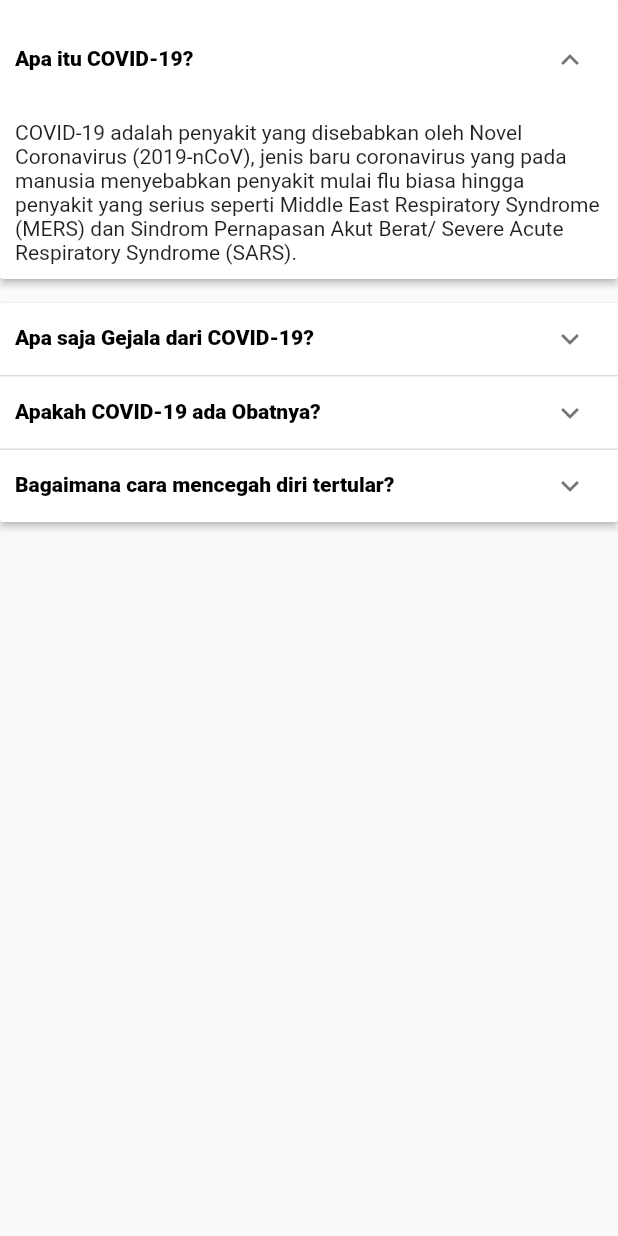
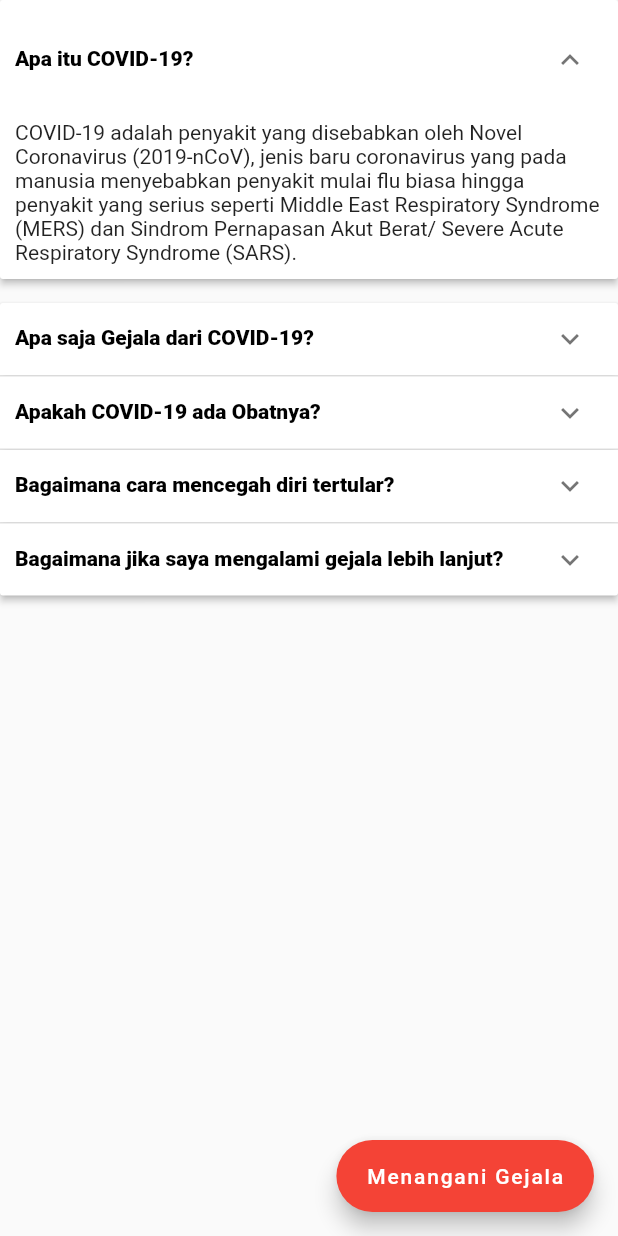
Before and after one commit to iqbalarauf/SocmedCovidTracker, a Flutter app: the InfoCovid screen opened directly, after a tap on the "expand more" icon, on a phone screen of 412 x 824 dp. Run offline on Flutter 3.47's test engine with Material 2 defaults, Android fonts, the phone set to English and light mode, and no system bars; our stand-ins replace firebase_auth, firebase_core; accounts and stored records are empty.

Commit message:
Menambahkan floating button untuk menu Penanganan

```diff
--- a/lib/infoCovid.dart
+++ b/lib/infoCovid.dart
@@ -26,7 +26,11 @@ class _InfoCovidState extends State<InfoCovid> {
     ExpansionItem(
         header: "Bagaimana cara mencegah diri tertular?",
         body:
-            "Seseorang dapat terinfeksi dari penderita COVID-19. Penyakit ini dapat menyebar melalui tetesan kecil (droplet) dari hidung atau mulut pada saat batuk atau bersin. Droplet tersebut kemudian jatuh pada benda di sekitarnya. Kemudian jika ada orang lain menyentuh benda yang sudah terkontaminasi dengan droplet tersebut, lalu orang itu menyentuh mata, hidung atau mulut (segitiga wajah), maka orang itu dapat terinfeksi COVID-19. Seseorang juga bisa terinfeksi COVID-19 ketika tanpa sengaja menghirup droplet dari penderita. Inilah sebabnya mengapa kita penting untuk menjaga jarak hingga kurang lebih satu meter dari orang yang sakit.")
+            "Seseorang dapat terinfeksi dari penderita COVID-19. Penyakit ini dapat menyebar melalui tetesan kecil (droplet) dari hidung atau mulut pada saat batuk atau bersin. Droplet tersebut kemudian jatuh pada benda di sekitarnya. Kemudian jika ada orang lain menyentuh benda yang sudah terkontaminasi dengan droplet tersebut, lalu orang itu menyentuh mata, hidung atau mulut (segitiga wajah), maka orang itu dapat terinfeksi COVID-19. Seseorang juga bisa terinfeksi COVID-19 ketika tanpa sengaja menghirup droplet dari penderita. Inilah sebabnya mengapa kita penting untuk menjaga jarak hingga kurang lebih satu meter dari orang yang sakit."),
+    ExpansionItem(
+        header: "Bagaimana jika saya mengalami gejala lebih lanjut?",
+        body:
+            "Anda dapat mengakses menu Penanganan COVID-19 untuk informasi lebih lanjut")
   ];
 
   @override
@@ -63,6 +67,16 @@ class _InfoCovidState extends State<InfoCovid> {
               }).toList(),
             )
           ],
+        ),
+        floatingActionButton: FloatingActionButton.extended(
+          onPressed: () {
+            Navigator.push(
+              context,
+              MaterialPageRoute(builder: (context) => Penanganan()),
+            );
+          },
+          label: const Text('Menangani Gejala'),
+          backgroundColor: Colors.red,
         ));
   }
 }
```
Lines whose indentation alone changed are shown as unchanged.
